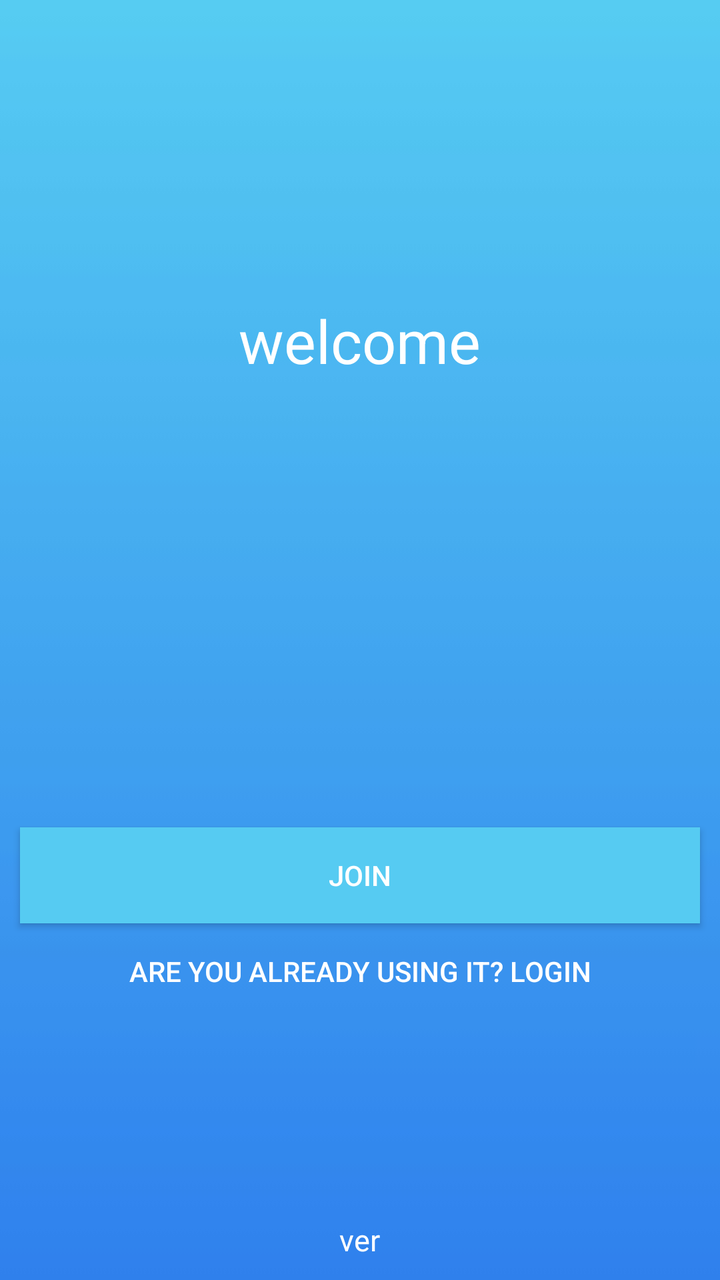
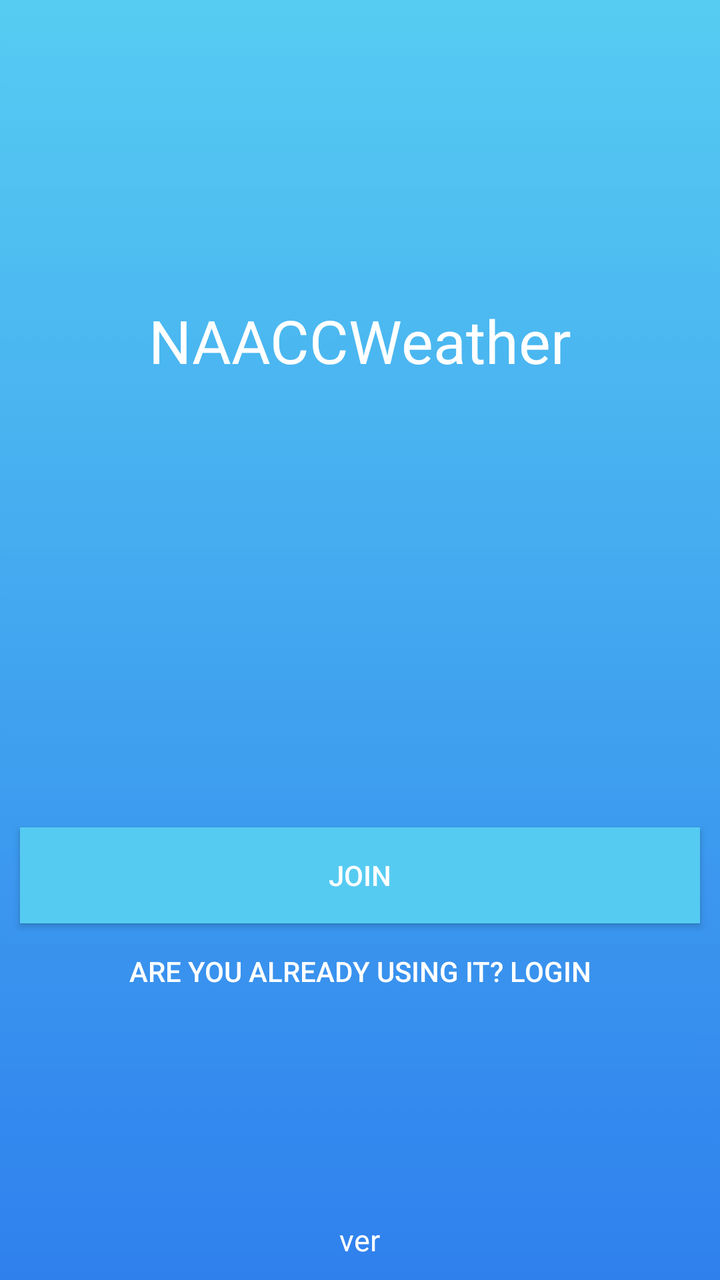

Before-and-after screenshots of an Android layout around one commit, followed by the original layout XML and the change that was made.
<!-- AndroidManifest.xml: application theme AppTheme -->
<!-- res/layout/activity_default.xml -->
<?xml version="1.0" encoding="utf-8"?>
<RelativeLayout
    xmlns:android="http://schemas.android.com/apk/res/android" android:layout_width="match_parent"
    android:layout_height="match_parent"
    android:background="@drawable/blue_skies">

    <TextView
        android:layout_width="wrap_content"
        android:layout_height="wrap_content"
        android:textColor="@color/colorWhite"
        android:text="welcome"
        android:layout_centerHorizontal="true"
        android:layout_marginLeft="10dp"
        android:layout_marginTop="150dp"
        android:textSize="30dp"
        android:id="@+id/tvTitle"/>

    <TextView
        android:layout_width="wrap_content"
        android:layout_height="wrap_content"
        android:layout_alignParentBottom="true"
        android:layout_centerHorizontal="true"
        android:text="ver"
        android:textColor="@color/colorWhite"
        android:layout_marginBottom="10dp"
        android:textSize="15dp"
        android:id="@+id/tvVersion"/>

    <Button
        android:layout_width="match_parent"
        android:layout_height="wrap_content"
        android:layout_above="@+id/tvVersion"
        android:id="@+id/btnLogin"
        android:layout_marginBottom="100dp"
        android:textColor="@color/colorWhite"
        android:background="#00000000"
        android:text="@string/textUsing"/>
    <Button
        android:layout_width="match_parent"
        android:layout_height="wrap_content"
        android:layout_above="@+id/btnLogin"
        android:background="@color/blueSkiesBottom"
        android:layout_marginLeft="10dp"
        android:layout_marginRight="10dp"
        android:textColor="@color/colorWhite"
        android:text="@string/textJoin"
        android:id="@+id/btnJoin"/>
</RelativeLayout>
<!-- resources referenced by this layout -->
<resources>
  <color name="blueSkiesBottom">#56CBF2</color>
  <color name="colorWhite">#FFFFFF</color>
  <!-- drawable blue_skies: jpg bitmap (drawable-v24, 1647 bytes) -->
  <string name="textJoin">Join</string>
  <string name="textUsing">Are you already using it?                  Login</string>
  <style name="AppTheme" parent="Theme.AppCompat.Light.DarkActionBar">
          
          <item name="colorPrimary">@color/blueSkiestop</item>
          <item name="colorPrimaryDark">@color/blueSkiestop</item>
          <item name="colorAccent">@color/black</item>
      </style>
  <color name="blueSkiestop">#56CBF2</color>
  <color name="black">#000</color>
</resources>

<!-- the commit's change to res/layout/activity_default.xml (unified diff, before → after) -->
@@ -8,7 +8,7 @@
         android:layout_width="wrap_content"
         android:layout_height="wrap_content"
         android:textColor="@color/colorWhite"
-        android:text="welcome"
+        android:text="NAACCWeather"
         android:layout_centerHorizontal="true"
         android:layout_marginLeft="10dp"
         android:layout_marginTop="150dp"
